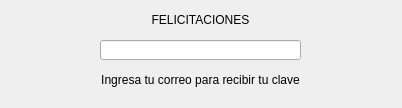
JonaFlan/SpellGuesser, file ventana15puntos.ui: the form before one commit.
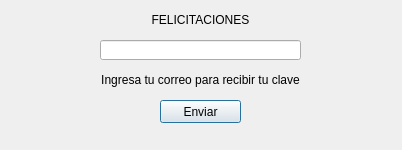
The form after the commit. Icons and pictures are not drawn.

Commit message: Funcionalidad de ventana emergente

```diff
--- a/ventana15puntos.ui
+++ b/ventana15puntos.ui
@@ -7,7 +7,7 @@
     <x>0</x>
     <y>0</y>
     <width>402</width>
-    <height>108</height>
+    <height>150</height>
    </rect>
   </property>
   <property name="windowTitle">
@@ -53,6 +53,22 @@
     <string>&lt;html&gt;&lt;head/&gt;&lt;body&gt;&lt;p align=&quot;center&quot;&gt;Ingresa tu correo para recibir tu clave&lt;/p&gt;&lt;/body&gt;&lt;/html&gt;</string>
    </property>
   </widget>
+  <widget class="QPushButton" name="botonEnviarCorreo">
+   <property name="geometry">
+    <rect>
+     <x>160</x>
+     <y>100</y>
+     <width>81</width>
+     <height>23</height>
+    </rect>
+   </property>
+   <property name="cursor">
+    <cursorShape>PointingHandCursor</cursorShape>
+   </property>
+   <property name="text">
+    <string>Enviar</string>
+   </property>
+  </widget>
  </widget>
  <resources/>
  <connections/>
```
Left out of the diff: 8 changed lines with no effect on the pictures. The commit also changes 6 other files.
